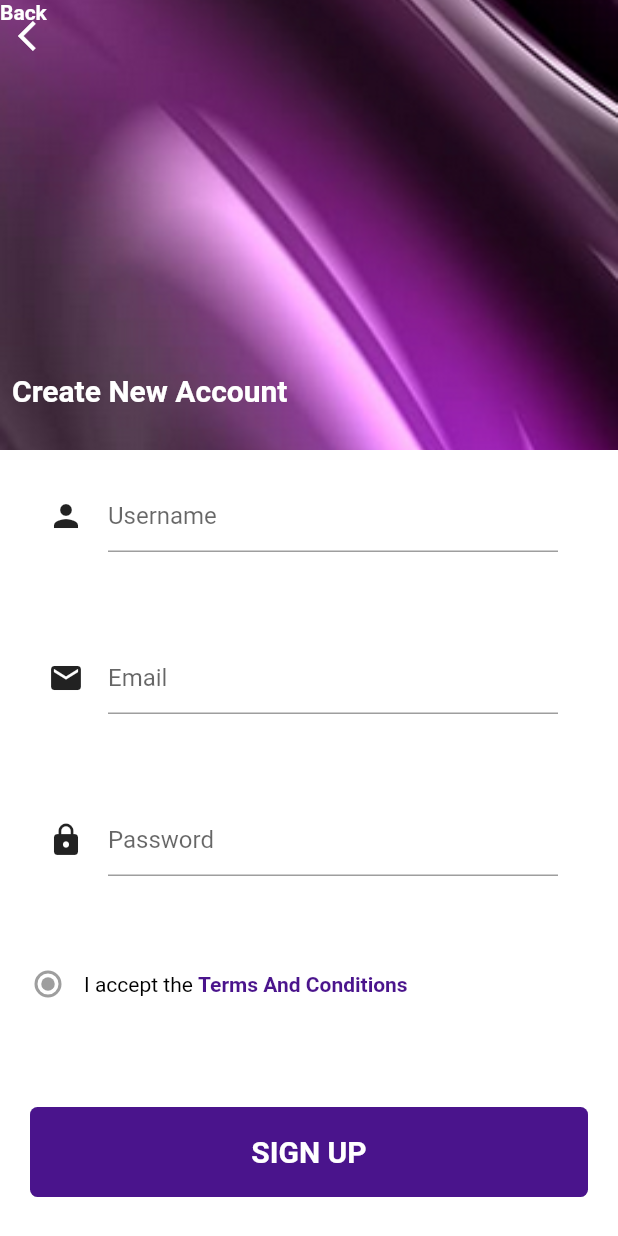
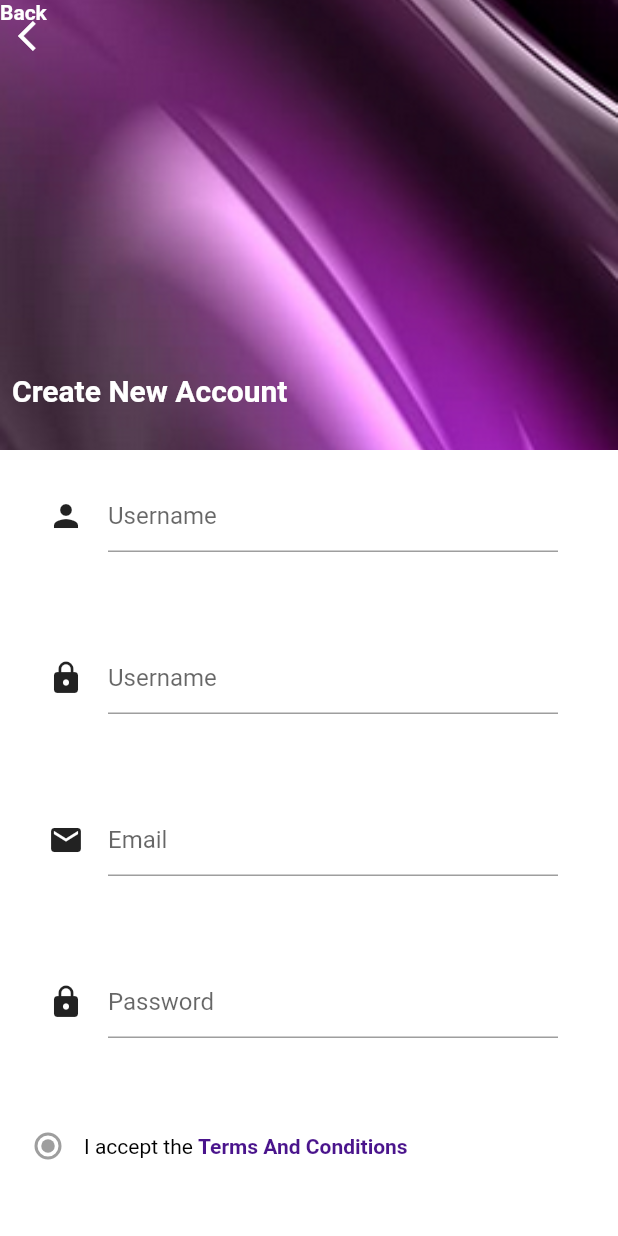
Before and after one commit to Nicoale/pickyFlutter, a Flutter app: the SignUpScreen screen opened by its route, on a phone screen of 412 x 824 dp. Run offline on Flutter 3.47's test engine with Material 2 defaults, Android fonts, the phone set to English and light mode, and no system bars; our stand-ins replace geolocator, google_maps_flutter.

Commit message:
connects signup to api

```diff
--- a/lib/Screens/SignUpScreen.dart
+++ b/lib/Screens/SignUpScreen.dart
@@ -1,4 +1,9 @@
+import 'dart:convert';
+
 import 'package:flutter/material.dart';
+import 'package:picky/api/api_base_helper.dart';
+
+BaseHelper _helper = BaseHelper();
 
 class SignUpScreen extends StatefulWidget {
   @override
@@ -6,6 +11,12 @@ class SignUpScreen extends StatefulWidget {
 }
 
 class _SignUpScreenState extends State<SignUpScreen> {
+    String email;
+  String password;
+  String username;
+
+  final _formKey = GlobalKey<FormState>();
+
   @override
   Widget build(BuildContext context) {
     return Scaffold(
@@ -28,6 +39,25 @@ class _SignUpScreenState extends State<SignUpScreen> {
         SizedBox(
           height: 20,
         ),
+                Padding(
+            padding: const EdgeInsets.all(20),
+            child: Row(
+              children: <Widget>[
+                IconButton(icon: Icon(Icons.lock), onPressed: () {}),
+                Expanded(
+                    child: Container(
+                        margin: EdgeInsets.only(left: 4, right: 20),
+                        child: TextField(
+                          onChanged: (username) {
+                            this.username = username;
+                          },
+                          decoration: InputDecoration(hintText: 'Username'),
+                        )))
+              ],
+            )),
+        SizedBox(
+                height: 20,
+              ),
         Padding(
             padding: const EdgeInsets.all(20),
             child: Row(
@@ -37,6 +67,9 @@ class _SignUpScreenState extends State<SignUpScreen> {
                     child: Container(
                         margin: EdgeInsets.only(left: 4, right: 20),
                         child: TextField(
+                          onChanged: (email) {
+                            this.email = email;
+                          },
                           decoration: InputDecoration(hintText: 'Email'),
                         )))
               ],
@@ -53,6 +86,9 @@ class _SignUpScreenState extends State<SignUpScreen> {
                     child: Container(
                         margin: EdgeInsets.only(left: 4, right: 20),
                         child: TextField(
+                          onChanged: (password) {
+                            this.password = password;
+                          },
                           decoration: InputDecoration(hintText: 'Password'),
                         )))
               ],
@@ -90,7 +126,7 @@ class _SignUpScreenState extends State<SignUpScreen> {
               child: Container(
         height: 60,
         child: RaisedButton(
-          onPressed: () {Navigator.pushNamed(context, 'Home');},
+          onPressed: () {signup(this.email, this.username,this.password);},
           color: Color(0xFF4A148C),
           child: Text('SIGN UP',
               style: TextStyle(
@@ -102,6 +138,22 @@ class _SignUpScreenState extends State<SignUpScreen> {
           ),
       ]),
     );
+  }
+    Future<void> signup(String email,String username, String password) async {
+    try {
+      final response = await _helper.post(
+          'user', jsonEncode({'email': email,'username':username, 'password': password}));
+          switch (response.statusCode) {
+            case 200:
+             Navigator.pushNamed(context, 'Home');
+
+              break;
+            default:
+            SnackBar(content: Text('Welcome! you are registered!'));
+          }
+    } catch (e) {
+      print(e);
+    }
   }
 }
 
```
